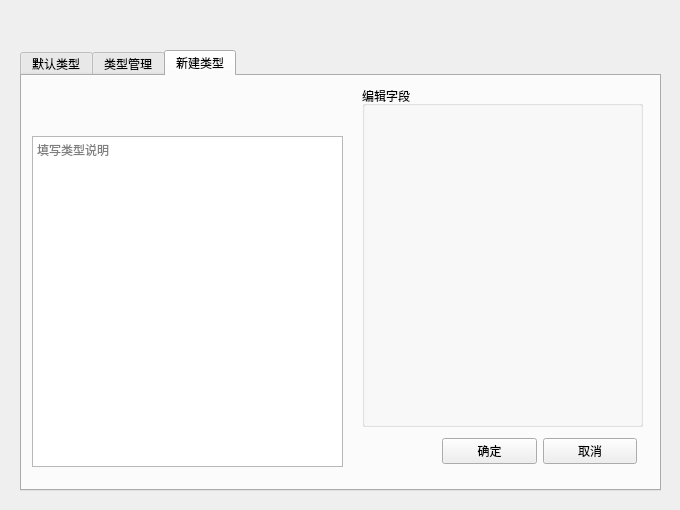
Above: QtWorkspace/PasswordManager/QWidget/ui/grouptypemanagerdialog.ui from Robert-Stackflow/Workspace before the change. Below: the same form after it.
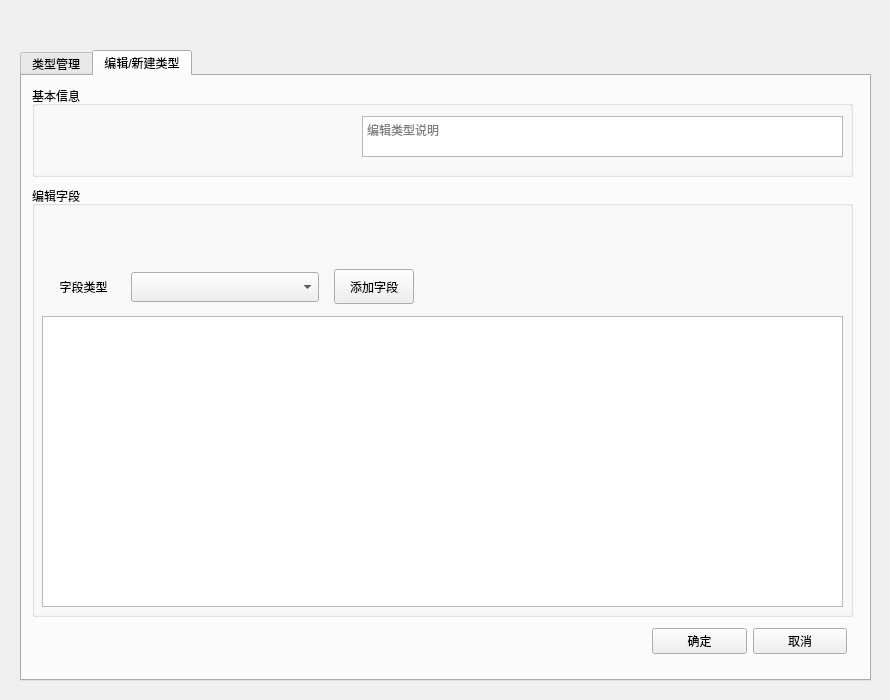
That is the form after the change. The open tabs and pages were chosen to show the change.

Diff of the .ui file:
```diff
--- a/QtWorkspace/PasswordManager/QWidget/ui/grouptypemanagerdialog.ui
+++ b/QtWorkspace/PasswordManager/QWidget/ui/grouptypemanagerdialog.ui
@@ -6,10 +6,22 @@
    <rect>
     <x>0</x>
     <y>0</y>
-    <width>680</width>
-    <height>510</height>
+    <width>890</width>
+    <height>700</height>
    </rect>
   </property>
+  <property name="minimumSize">
+   <size>
+    <width>890</width>
+    <height>700</height>
+   </size>
+  </property>
+  <property name="maximumSize">
+   <size>
+    <width>890</width>
+    <height>700</height>
+   </size>
+  </property>
   <property name="windowTitle">
    <string>Dialog</string>
   </property>
@@ -18,8 +30,8 @@
     <rect>
      <x>20</x>
      <y>50</y>
-     <width>641</width>
-     <height>441</height>
+     <width>851</width>
+     <height>631</height>
     </rect>
    </property>
    <property name="font">
@@ -32,7 +44,7 @@
     <enum>QTabWidget::Rounded</enum>
    </property>
    <property name="currentIndex">
-    <number>0</number>
+    <number>1</number>
    </property>
    <property name="usesScrollButtons">
     <bool>false</bool>
@@ -43,75 +55,243 @@
    <property name="tabBarAutoHide">
     <bool>false</bool>
    </property>
-   <widget class="QWidget" name="defaultType">
-    <attribute name="title">
-     <string>默认类型</string>
-    </attribute>
-    <widget class="QWidget" name="layoutWidget">
-     <property name="geometry">
-      <rect>
-       <x>10</x>
-       <y>10</y>
-       <width>311</width>
-       <height>41</height>
-      </rect>
-     </property>
-     <layout class="QVBoxLayout" name="typeNameLayout_defaultType"/>
-    </widget>
-    <widget class="QTextEdit" name="remark_defaultType">
-     <property name="geometry">
-      <rect>
-       <x>10</x>
-       <y>60</y>
-       <width>311</width>
-       <height>331</height>
-      </rect>
-     </property>
-     <property name="placeholderText">
-      <string>填写类型说明</string>
-     </property>
-    </widget>
-    <widget class="QGroupBox" name="editFields_defaultType">
-     <property name="geometry">
-      <rect>
-       <x>340</x>
-       <y>10</y>
-       <width>281</width>
-       <height>341</height>
-      </rect>
-     </property>
-     <property name="title">
-      <string>编辑字段</string>
-     </property>
-    </widget>
-    <widget class="QPushButton" name="saveChange_defaultType">
-     <property name="geometry">
-      <rect>
-       <x>520</x>
-       <y>360</y>
-       <width>93</width>
-       <height>29</height>
-      </rect>
-     </property>
-     <property name="text">
-      <string>保存修改</string>
-     </property>
-    </widget>
-   </widget>
    <widget class="QWidget" name="typeManager">
     <attribute name="title">
      <string>类型管理</string>
     </attribute>
+    <widget class="QTableWidget" name="typeManagerTableWidget">
+     <property name="geometry">
+      <rect>
+       <x>10</x>
+       <y>10</y>
+       <width>651</width>
+       <height>581</height>
+      </rect>
+     </property>
+    </widget>
+    <widget class="QWidget" name="layoutWidget">
+     <property name="geometry">
+      <rect>
+       <x>680</x>
+       <y>100</y>
+       <width>151</width>
+       <height>301</height>
+      </rect>
+     </property>
+     <layout class="QVBoxLayout" name="typeManagerButtonLayout">
+      <item>
+       <widget class="QPushButton" name="editTypeButton">
+        <property name="minimumSize">
+         <size>
+          <width>0</width>
+          <height>35</height>
+         </size>
+        </property>
+        <property name="text">
+         <string>编辑类型</string>
+        </property>
+       </widget>
+      </item>
+      <item>
+       <widget class="QPushButton" name="deleteTypeButton">
+        <property name="minimumSize">
+         <size>
+          <width>0</width>
+          <height>35</height>
+         </size>
+        </property>
+        <property name="text">
+         <string>删除类型</string>
+        </property>
+       </widget>
+      </item>
+      <item>
+       <widget class="QPushButton" name="copyTypeButton">
+        <property name="minimumSize">
+         <size>
+          <width>0</width>
+          <height>35</height>
+         </size>
+        </property>
+        <property name="text">
+         <string>复制类型</string>
+        </property>
+       </widget>
+      </item>
+      <item>
+       <widget class="QPushButton" name="newTypeButton">
+        <property name="minimumSize">
+         <size>
+          <width>0</width>
+          <height>35</height>
+         </size>
+        </property>
+        <property name="text">
+         <string>新建类型</string>
+        </property>
+       </widget>
+      </item>
+     </layout>
+    </widget>
+    <widget class="QWidget" name="layoutWidget_1">
+     <property name="geometry">
+      <rect>
+       <x>680</x>
+       <y>20</y>
+       <width>151</width>
+       <height>61</height>
+      </rect>
+     </property>
+     <layout class="QVBoxLayout" name="typeManagerChosenLayout">
+      <item>
+       <widget class="QLabel" name="chosenLabel">
+        <property name="text">
+         <string>当前选中类型</string>
+        </property>
+        <property name="alignment">
+         <set>Qt::AlignCenter</set>
+        </property>
+       </widget>
+      </item>
+      <item>
+       <widget class="QLabel" name="chosen">
+        <property name="styleSheet">
+         <string notr="true">color: rgb(255, 0, 0);</string>
+        </property>
+        <property name="text">
+         <string>未选中</string>
+        </property>
+        <property name="alignment">
+         <set>Qt::AlignCenter</set>
+        </property>
+       </widget>
+      </item>
+     </layout>
+    </widget>
    </widget>
-   <widget class="QWidget" name="newType">
+   <widget class="QWidget" name="editType">
     <attribute name="title">
-     <string>新建类型</string>
+     <string>编辑/新建类型</string>
     </attribute>
-    <widget class="QWidget" name="layoutWidget_10">
+    <widget class="QGroupBox" name="editFields">
      <property name="geometry">
       <rect>
-       <x>420</x>
-       <y>360</y>
+       <x>10</x>
+       <y>110</y>
+       <width>821</width>
+       <height>431</height>
+      </rect>
+     </property>
+     <property name="title">
+      <string>编辑字段</string>
+     </property>
+     <widget class="QTableWidget" name="editFieldsTableWidget">
+      <property name="geometry">
+       <rect>
+        <x>10</x>
+        <y>130</y>
+        <width>801</width>
+        <height>291</height>
+       </rect>
+      </property>
+     </widget>
+     <widget class="QWidget" name="layoutWidget_2">
+      <property name="geometry">
+       <rect>
+        <x>10</x>
+        <y>80</y>
+        <width>381</width>
+        <height>42</height>
+       </rect>
+      </property>
+      <layout class="QHBoxLayout" name="addItemLayout">
+       <item>
+        <widget class="QLabel" name="addItemLabel">
+         <property name="minimumSize">
+          <size>
+           <width>65</width>
+           <height>40</height>
+          </size>
+         </property>
+         <property name="maximumSize">
+          <size>
+           <width>65</width>
+           <height>40</height>
+          </size>
+         </property>
+         <property name="text">
+          <string>字段类型</string>
+         </property>
+         <property name="alignment">
+          <set>Qt::AlignCenter</set>
+         </property>
+        </widget>
+       </item>
+       <item>
+        <widget class="QComboBox" name="addItemComboBox">
+         <property name="minimumSize">
+          <size>
+           <width>188</width>
+           <height>30</height>
+          </size>
+         </property>
+         <property name="maximumSize">
+          <size>
+           <width>188</width>
+           <height>30</height>
+          </size>
+         </property>
+        </widget>
+       </item>
+       <item>
+        <widget class="QPushButton" name="addItemButton">
+         <property name="minimumSize">
+          <size>
+           <width>80</width>
+           <height>35</height>
+          </size>
+         </property>
+         <property name="maximumSize">
+          <size>
+           <width>80</width>
+           <height>35</height>
+          </size>
+         </property>
+         <property name="text">
+          <string>添加字段</string>
+         </property>
+        </widget>
+       </item>
+      </layout>
+     </widget>
+     <widget class="QWidget" name="layoutWidget_3">
+      <property name="geometry">
+       <rect>
+        <x>10</x>
+        <y>30</y>
+        <width>311</width>
+        <height>41</height>
+       </rect>
+      </property>
+      <layout class="QVBoxLayout" name="addItemNameLayout"/>
+     </widget>
+     <widget class="QWidget" name="layoutWidget_4">
+      <property name="geometry">
+       <rect>
+        <x>330</x>
+        <y>30</y>
+        <width>311</width>
+        <height>41</height>
+       </rect>
+      </property>
+      <layout class="QVBoxLayout" name="addItemTipLayout"/>
+     </widget>
+    </widget>
+    <widget class="QWidget" name="layoutWidget_5">
+     <property name="geometry">
+      <rect>
+       <x>630</x>
+       <y>550</y>
        <width>195</width>
        <height>31</height>
       </rect>
@@ -125,7 +305,7 @@
        </widget>
       </item>
       <item>
-       <widget class="QPushButton" name="cancle">
+       <widget class="QPushButton" name="cancel">
         <property name="text">
          <string>取消</string>
         </property>
@@ -133,42 +313,42 @@
       </item>
      </layout>
     </widget>
-    <widget class="QWidget" name="">
+    <widget class="QGroupBox" name="essentialInfo">
      <property name="geometry">
       <rect>
        <x>10</x>
        <y>10</y>
-       <width>311</width>
-       <height>41</height>
-      </rect>
-     </property>
-     <layout class="QVBoxLayout" name="typeNameLayout_newType"/>
-    </widget>
-    <widget class="QTextEdit" name="remark_newType">
-     <property name="geometry">
-      <rect>
-       <x>10</x>
-       <y>60</y>
-       <width>311</width>
-       <height>331</height>
-      </rect>
-     </property>
-     <property name="placeholderText">
-      <string>填写类型说明</string>
-     </property>
-    </widget>
-    <widget class="QGroupBox" name="editFields_newType">
-     <property name="geometry">
-      <rect>
-       <x>340</x>
-       <y>10</y>
-       <width>281</width>
-       <height>341</height>
+       <width>821</width>
+       <height>91</height>
       </rect>
      </property>
      <property name="title">
-      <string>编辑字段</string>
+      <string>基本信息</string>
      </property>
+     <widget class="QWidget" name="layoutWidget_6">
+      <property name="geometry">
+       <rect>
+        <x>10</x>
+        <y>30</y>
+        <width>311</width>
+        <height>41</height>
+       </rect>
+      </property>
+      <layout class="QVBoxLayout" name="typeNameLayout"/>
+     </widget>
+     <widget class="QTextEdit" name="remark">
+      <property name="geometry">
+       <rect>
+        <x>330</x>
+        <y>30</y>
+        <width>481</width>
+        <height>41</height>
+       </rect>
+      </property>
+      <property name="placeholderText">
+       <string>编辑类型说明</string>
+      </property>
+     </widget>
     </widget>
    </widget>
   </widget>
@@ -177,8 +357,8 @@
     <rect>
      <x>10</x>
      <y>10</y>
-     <width>661</width>
-     <height>491</height>
+     <width>871</width>
+     <height>681</height>
     </rect>
    </property>
    <property name="styleSheet">
```
